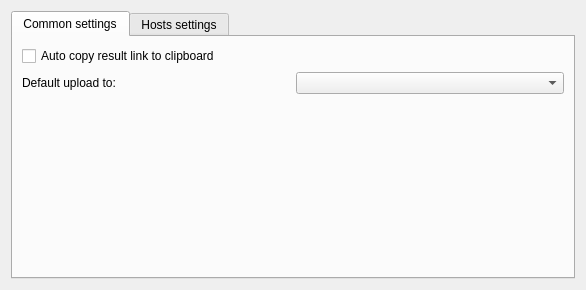
Above: src/modules/uploader/uploaderconfigwidget.ui from lxqt/screengrab before the change. Below: the same form after it.
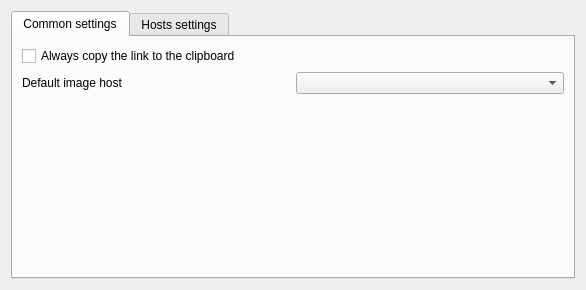
That is the form after the change.

Diff of the .ui file:
```diff
--- a/src/modules/uploader/uploaderconfigwidget.ui
+++ b/src/modules/uploader/uploaderconfigwidget.ui
@@ -27,7 +27,7 @@
        <item>
         <widget class="QCheckBox" name="checkAutoCopyMainLink">
          <property name="text">
-          <string>Auto copy result link to clipboard</string>
+          <string>Always copy the link to the clipboard</string>
          </property>
         </widget>
        </item>
@@ -36,7 +36,7 @@
          <item>
           <widget class="QLabel" name="labDefaultHost">
            <property name="text">
-            <string>Default upload to:</string>
+            <string>Default image host</string>
            </property>
           </widget>
          </item>
```
